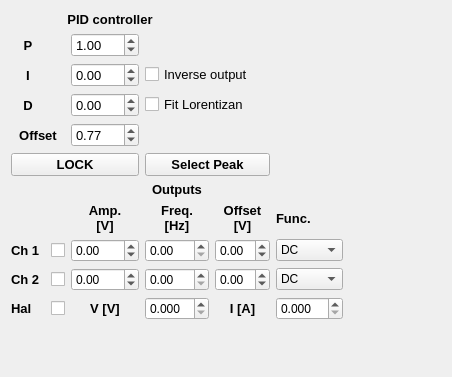
First picture: the form in widgets/scopeWidget/cavity_lock/outputsControl.ui, repository BarakDayanLab/GUI-Experiment, before the edit.
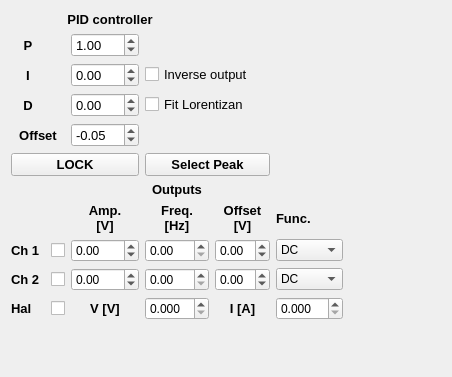
Second picture: the form after the edit.

Commit message: CavityLock changes: 1. Tgr: "FALLING" 2. Add "divider" constant to PID variables 3. Fix cavity spectrum folder 4. Write the error signal to UI 5. Change UI defaults

```diff
--- a/widgets/scopeWidget/cavity_lock/outputsControl.ui
+++ b/widgets/scopeWidget/cavity_lock/outputsControl.ui
@@ -547,7 +547,7 @@
        <double>0.010000000000000</double>
       </property>
       <property name="value">
-       <double>0.770000000000000</double>
+       <double>-0.050000000000000</double>
       </property>
      </widget>
     </item>
```
Left out of the diff: 4 changed lines with no effect on the pictures. The commit also changes 4 other files.
